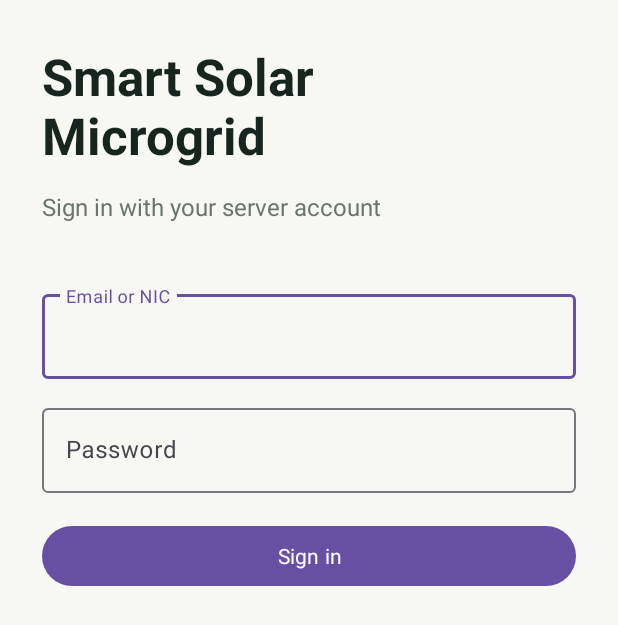
After one commit to SanujiSilva/Smart-Solar-Microgrid-Trading-System, an Android app: the layout activity_login.xml on its own in the app's theme, with its tools: preview values and no code run, on a phone screen of 412 x 824 dp. The commit adds this screen. Shown: the top 625 px of the screen. Run offline under Robolectric (Android 15) with nearby library versions, the light colour scheme and no system bars.

Commit message:
SQLite implementation  and Android API integration and authentication

```diff
--- a/android/app/build.gradle.kts
+++ b/android/app/build.gradle.kts
@@ -39,6 +39,11 @@ dependencies {
     implementation("androidx.core:core-ktx:1.15.0")
     implementation("androidx.appcompat:appcompat:1.7.0")
     implementation("androidx.activity:activity-ktx:1.10.0")
+    implementation("androidx.lifecycle:lifecycle-runtime-ktx:2.8.7")
     implementation("com.google.android.material:material:1.12.0")
     implementation("androidx.constraintlayout:constraintlayout:2.2.0")
+    implementation("org.jetbrains.kotlinx:kotlinx-coroutines-android:1.9.0")
+    implementation("com.squareup.retrofit2:retrofit:2.11.0")
+    implementation("com.squareup.retrofit2:converter-gson:2.11.0")
+    implementation("com.squareup.okhttp3:logging-interceptor:4.12.0")
 }
--- a/android/app/src/main/AndroidManifest.xml
+++ b/android/app/src/main/AndroidManifest.xml
@@ -9,6 +9,9 @@
         android:theme="@style/Theme.SmartSolarMicrogrid">
         <activity
             android:name=".MainActivity"
+            android:exported="false" />
+        <activity
+            android:name=".LoginActivity"
             android:exported="true">
             <intent-filter>
                 <action android:name="android.intent.action.MAIN" />
--- /dev/null
+++ b/android/app/src/main/res/layout/activity_login.xml
@@ -0,0 +1,100 @@
+<?xml version="1.0" encoding="utf-8"?>
+<androidx.constraintlayout.widget.ConstraintLayout xmlns:android="http://schemas.android.com/apk/res/android"
+    xmlns:app="http://schemas.android.com/apk/res-auto"
+    android:layout_width="match_parent"
+    android:layout_height="match_parent"
+    android:background="@color/surface"
+    android:padding="28dp">
+
+    <TextView
+        android:id="@+id/loginTitle"
+        android:layout_width="0dp"
+        android:layout_height="wrap_content"
+        android:text="Smart Solar\nMicrogrid"
+        android:textColor="@color/ink"
+        android:textSize="34sp"
+        android:textStyle="bold"
+        app:layout_constraintEnd_toEndOf="parent"
+        app:layout_constraintStart_toStartOf="parent"
+        app:layout_constraintTop_toTopOf="parent" />
+
+    <TextView
+        android:id="@+id/loginSubtitle"
+        android:layout_width="0dp"
+        android:layout_height="wrap_content"
+        android:layout_marginTop="14dp"
+        android:text="Sign in with your server account"
+        android:textColor="@color/muted"
+        android:textSize="16sp"
+        app:layout_constraintEnd_toEndOf="parent"
+        app:layout_constraintStart_toStartOf="parent"
+        app:layout_constraintTop_toBottomOf="@id/loginTitle" />
+
+    <com.google.android.material.textfield.TextInputLayout
+        android:id="@+id/identifierLayout"
+        style="@style/Widget.Material3.TextInputLayout.OutlinedBox"
+        android:layout_width="0dp"
+        android:layout_height="wrap_content"
+        android:layout_marginTop="42dp"
+        android:hint="Email or NIC"
+        app:layout_constraintEnd_toEndOf="parent"
+        app:layout_constraintStart_toStartOf="parent"
+        app:layout_constraintTop_toBottomOf="@id/loginSubtitle">
+        <com.google.android.material.textfield.TextInputEditText
+            android:id="@+id/identifierInput"
+            android:layout_width="match_parent"
+            android:layout_height="wrap_content"
+            android:inputType="text"
+            android:singleLine="true" />
+    </com.google.android.material.textfield.TextInputLayout>
+
+    <com.google.android.material.textfield.TextInputLayout
+        android:id="@+id/passwordLayout"
+        style="@style/Widget.Material3.TextInputLayout.OutlinedBox"
+        android:layout_width="0dp"
+        android:layout_height="wrap_content"
+        android:layout_marginTop="14dp"
+        android:hint="Password"
+        app:layout_constraintEnd_toEndOf="parent"
+        app:layout_constraintStart_toStartOf="parent"
+        app:layout_constraintTop_toBottomOf="@id/identifierLayout">
+        <com.google.android.material.textfield.TextInputEditText
+            android:id="@+id/passwordInput"
+            android:layout_width="match_parent"
+            android:layout_height="wrap_content"
+            android:inputType="textPassword"
+            android:singleLine="true" />
+    </com.google.android.material.textfield.TextInputLayout>
+
+    <TextView
+        android:id="@+id/errorText"
+        android:layout_width="0dp"
+        android:layout_height="wrap_content"
+        android:layout_marginTop="14dp"
+        android:textColor="#A33F2B"
+        android:visibility="gone"
+        app:layout_constraintEnd_toEndOf="parent"
+        app:layout_constraintStart_toStartOf="parent"
+        app:layout_constraintTop_toBottomOf="@id/passwordLayout" />
+
+    <com.google.android.material.button.MaterialButton
+        android:id="@+id/loginButton"
+        android:layout_width="0dp"
+        android:layout_height="wrap_content"
+        android:layout_marginTop="18dp"
+        android:text="Sign in"
+        app:layout_constraintEnd_toEndOf="parent"
+        app:layout_constraintStart_toStartOf="parent"
+        app:layout_constraintTop_toBottomOf="@id/errorText" />
+
+    <ProgressBar
+        android:id="@+id/progressBar"
+        android:layout_width="wrap_content"
+        android:layout_height="wrap_content"
+        android:visibility="gone"
+        app:layout_constraintBottom_toBottomOf="@id/loginButton"
+        app:layout_constraintEnd_toEndOf="@id/loginButton"
+        app:layout_constraintStart_toStartOf="@id/loginButton"
+        app:layout_constraintTop_toTopOf="@id/loginButton" />
+
+</androidx.constraintlayout.widget.ConstraintLayout>
```
Also changed, not shown: android/app/src/main/java/com/smartsolar/microgrid/LoginActivity.kt (added, +81 -0 lines), android/app/src/main/java/com/smartsolar/microgrid/MainActivity.kt (+7 -0 lines), android/app/src/main/java/com/smartsolar/microgrid/data/auth/AuthRepository.kt (added, +57 -0 lines), android/app/src/main/java/com/smartsolar/microgrid/data/local/LocalDatabaseHelper.kt (added, +58 -0 lines), android/app/src/main/java/com/smartsolar/microgrid/data/local/LocalModels.kt (added, +25 -0 lines), android/app/src/main/java/com/smartsolar/microgrid/data/local/LocalRepository.kt (added, +130 -0 lines), android/app/src/main/java/com/smartsolar/microgrid/data/remote/ApiClient.kt (added, +29 -0 lines), android/app/src/main/java/com/smartsolar/microgrid/data/remote/AuthApiService.kt (added, +13 -0 lines), android/app/src/main/java/com/smartsolar/microgrid/data/remote/AuthDtos.kt (added, +23 -0 lines), android/app/src/main/java/com/smartsolar/microgrid/data/security/SecureTokenStore.kt (added, +60 -0 lines), 5 other files.
